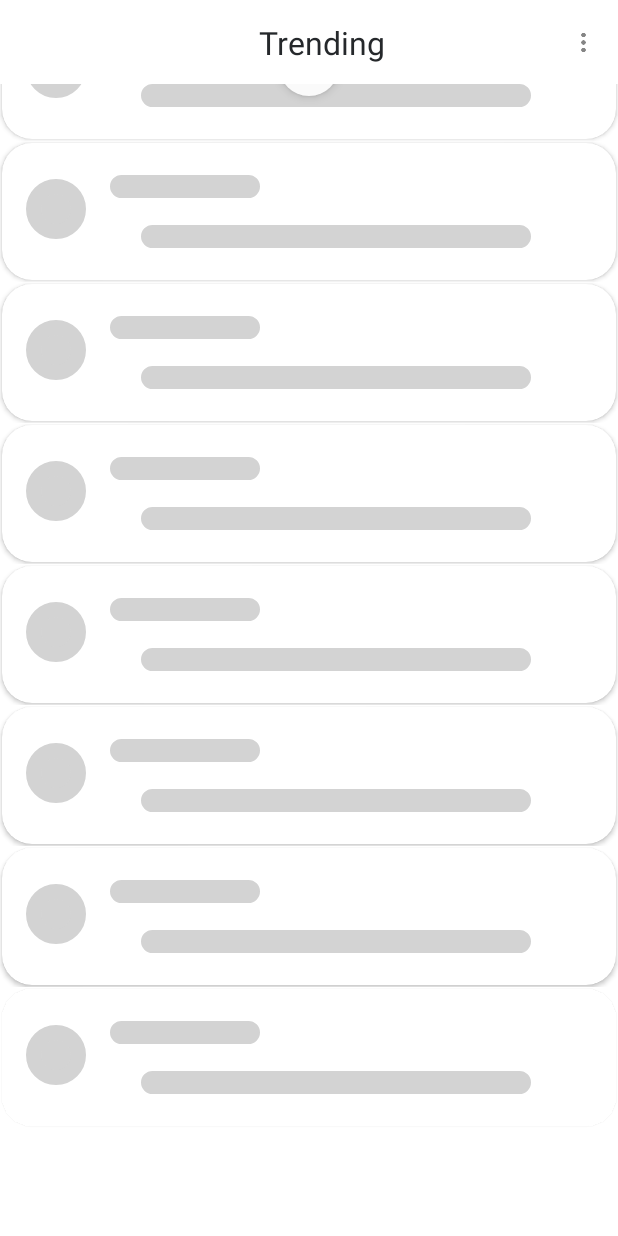
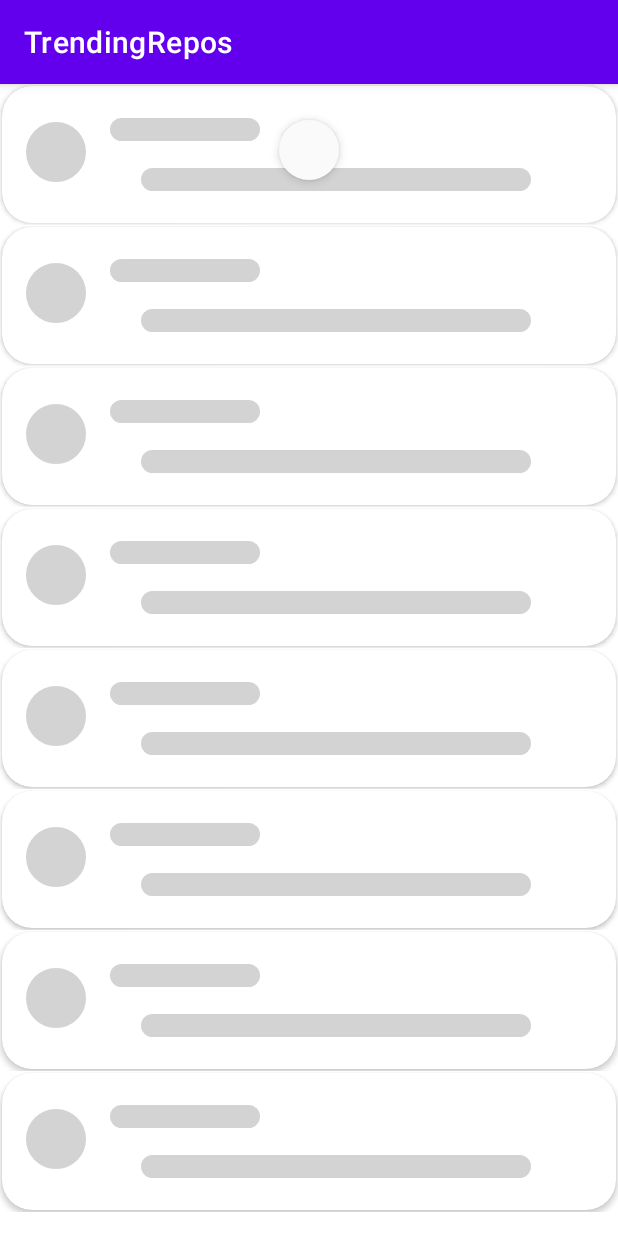
Before and after one commit to hbamoriya/TrendingRepos, an Android app: the screen it shows after launch (MainActivity), on a phone screen of 412 x 824 dp. Run offline under Robolectric (Android 15) with nearby library versions, the phone set to English and light mode, and no system bars; our stand-ins replace Shimmer; 2 statements that could not run were skipped.

Commit message:
customized toolbar removed

```diff
--- a/app/src/main/java/com/getmega/trendingrepos/MainActivity.java
+++ b/app/src/main/java/com/getmega/trendingrepos/MainActivity.java
@@ -34,7 +34,7 @@
 
 public class MainActivity extends AppCompatActivity {
     RecyclerView recyclerView;
-    Toolbar toolbar;
+//    Toolbar toolbar;
     SwipeRefreshLayout refreshLayout;
     int cacheSize = 10 * 1024 * 1024; //10MiB
     public static final String SHARED_PREFS = "sharedPrefs";
@@ -45,9 +45,9 @@
     protected void onCreate(Bundle savedInstanceState) {
         super.onCreate(savedInstanceState);
         setContentView(R.layout.activity_main);
-        toolbar = findViewById(R.id.MyToolBar);
+//        toolbar = findViewById(R.id.MyToolBar);
         refreshLayout = findViewById(R.id.refreshLayout);
-        setSupportActionBar(toolbar);
+//        setSupportActionBar(toolbar);
         recyclerView = findViewById(R.id.repoList);
         recyclerView.setLayoutManager(new LinearLayoutManager(this));
         refreshLayout.setOnRefreshListener(new SwipeRefreshLayout.OnRefreshListener() {
--- a/app/src/main/res/layout/activity_main.xml
+++ b/app/src/main/res/layout/activity_main.xml
@@ -71,8 +71,5 @@
 
     </androidx.swiperefreshlayout.widget.SwipeRefreshLayout>
 
-    <include
-        android:id="@+id/include"
-        layout="@layout/trending_toolbar"
-        android:paddingBottom="14dp" />
+
 </androidx.constraintlayout.widget.ConstraintLayout>
--- a/app/src/main/res/values/themes.xml
+++ b/app/src/main/res/values/themes.xml
@@ -1,6 +1,6 @@
 <resources xmlns:tools="http://schemas.android.com/tools">
     <!-- Base application theme. -->
-    <style name="Theme.TrendingRepos" parent="Theme.MaterialComponents.DayNight.NoActionBar">
+    <style name="Theme.TrendingRepos" parent="Theme.MaterialComponents.DayNight.DarkActionBar">
         <!-- Primary brand color. -->
         <item name="colorPrimary">@color/purple_500</item>
         <item name="colorPrimaryVariant">@color/purple_700</item>
```
